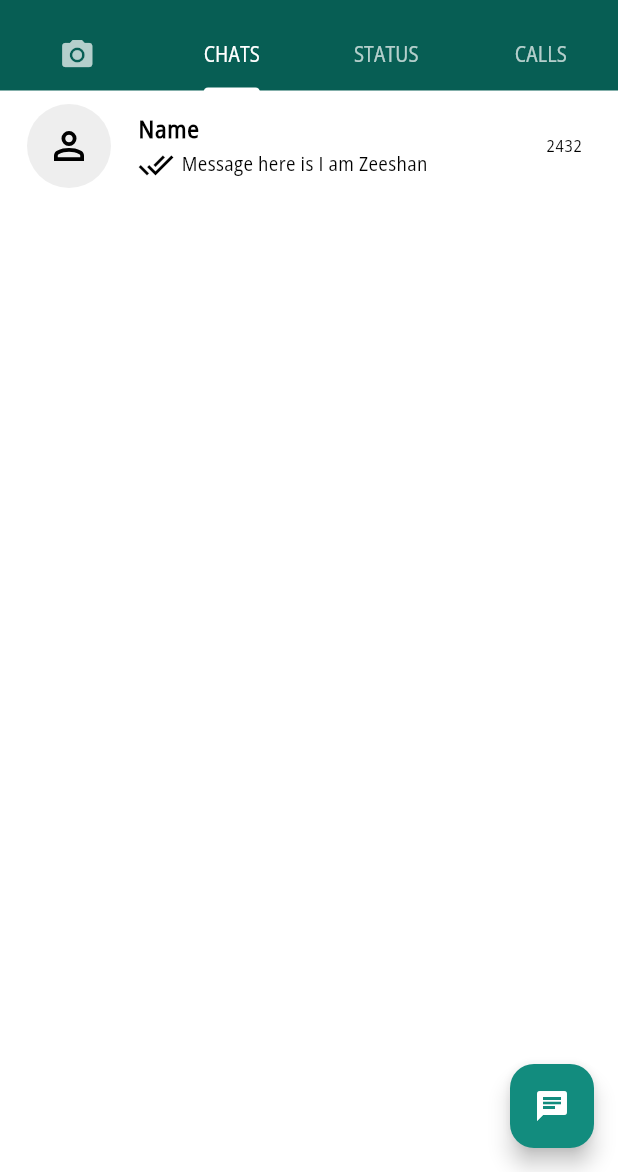
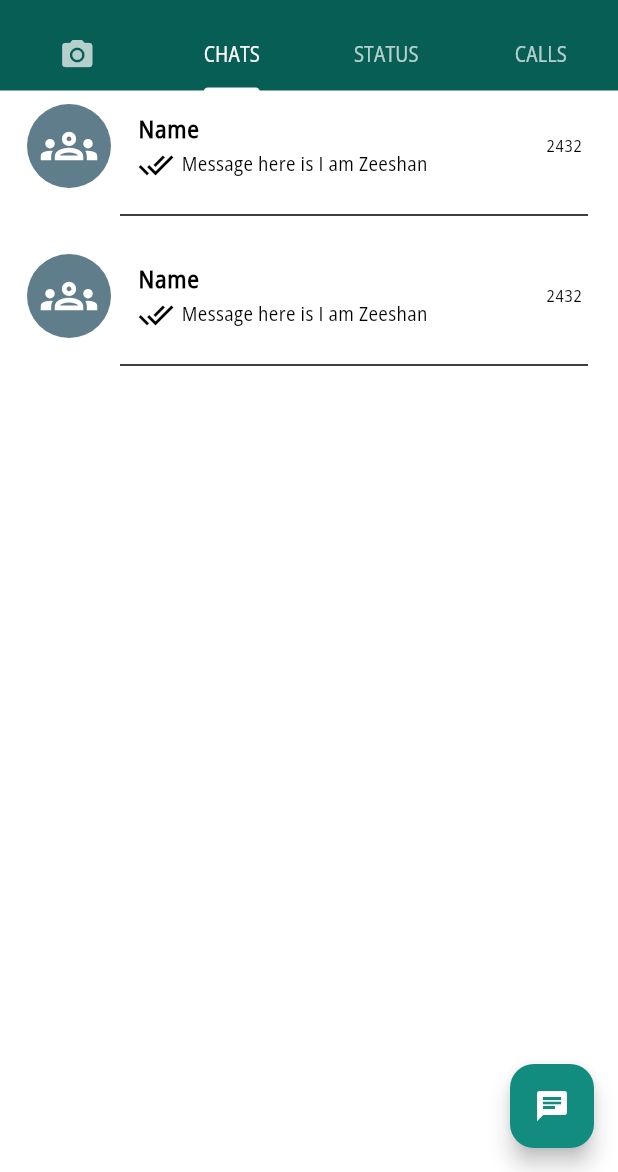
Before and after one commit to MuhammadZeeshanAkram/Flutter_chatapp_node.js, a Flutter app: the screen it shows after launch, tab 2 chosen, on a phone screen of 412 x 824 dp, the part 64-1236 px from its top. Run offline on Flutter 3.47's test engine with Material 3 defaults, Android fonts, the phone set to English and light mode, and no system bars; our stand-ins replace device_preview, flutter_svg.

Commit message:
custom card updated commit

```diff
--- a/frontend/lib/CustomeUi/custom_card.dart
+++ b/frontend/lib/CustomeUi/custom_card.dart
@@ -6,18 +6,22 @@ class CustomCard extends StatelessWidget {
 
   @override
   Widget build(BuildContext context) {
-    return ListTile(
+    return InkWell(
+      onTap: () {},
+      child: Column(
+        children: [
+          ListTile(
             leading: CircleAvatar(
               radius: 30,
-        backgroundColor: Colors.grey[200], // Optional: Add background color to avoid null background
-        child: ClipOval( // Clip the SVG to the avatar shape
+              backgroundColor: Colors.blueGrey, // Optional: Add background color to avoid null background
+              child: ClipOval(
                 child: Container(
                   padding: const EdgeInsets.all(8.0), // Optional: Add padding if necessary
                   child: SvgPicture.asset(
-              "assets/icons/2.svg",
-              color: Colors.black,
-              height: 30, // Ensure the SVG has a proper size
-              width: 30,
+                    "assets/icons/1.svg",
+                    color: const Color.fromARGB(255, 255, 255, 255),
+                    height: 38, // Ensure the SVG has a proper size
+                    width: 38,
                     fit: BoxFit.cover, // Ensures the SVG fits well
                   ),
                 ),
@@ -43,6 +47,19 @@ class CustomCard extends StatelessWidget {
               ],
             ),
             trailing: const Text("2432"),
+          ),
+          const SizedBox(height: 2),  // Add some space above the Divider
+          const Padding(
+            padding: EdgeInsets.only(left: 80 , right: 20),
+            child: Divider(
+              thickness: 1,  // Set thickness here
+              color: Colors.black,  // Optional: Add color to make it more prominent
+               // Optional: Add indentation from the right
+            ),
+          ),
+          const SizedBox(height: 10),  // Add some space below the Divider
+        ],
+      ),
     );
   }
 }
--- a/frontend/lib/pages/chat_pages.dart
+++ b/frontend/lib/pages/chat_pages.dart
@@ -19,7 +19,8 @@ class _ChatPageState extends State<ChatPage> {
       ),
       body: ListView(
         children: const [
-          CustomCard()
+          CustomCard(),
+          CustomCard(),
         ],
       ),
     );
```
Lines whose indentation alone changed are shown as unchanged.
